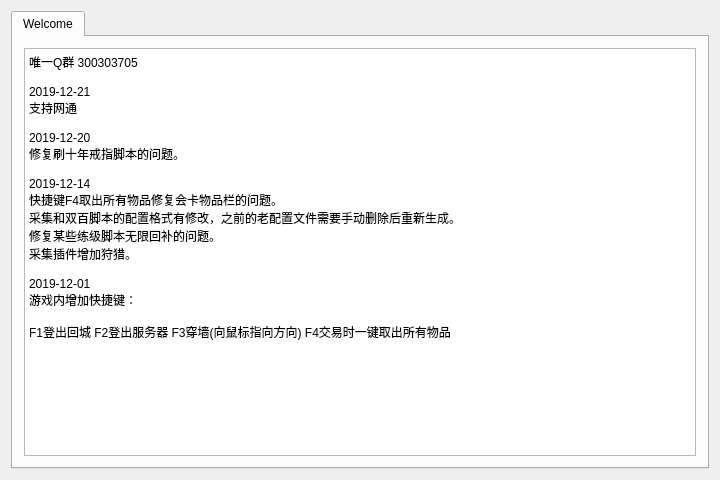
Above: CGAssistant/mainwindow.ui from hzqst/CGAssistant before the change. Below: the same form after it.
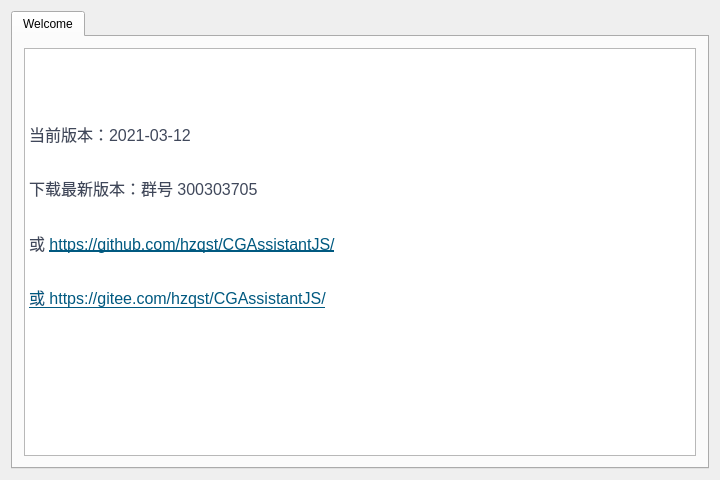
That is the form after the change. Icons and pictures are not drawn.

What changed in the file:
```diff
--- a/CGAssistant/mainwindow.ui
+++ b/CGAssistant/mainwindow.ui
@@ -71,24 +71,15 @@
 &lt;html&gt;&lt;head&gt;&lt;meta name=&quot;qrichtext&quot; content=&quot;1&quot; /&gt;&lt;style type=&quot;text/css&quot;&gt;
 p, li { white-space: pre-wrap; }
 &lt;/style&gt;&lt;/head&gt;&lt;body style=&quot; font-family:'SimSun'; font-size:9pt; font-weight:400; font-style:normal;&quot;&gt;
-&lt;p style=&quot; margin-top:0px; margin-bottom:0px; margin-left:0px; margin-right:0px; -qt-block-indent:0; text-indent:0px;&quot;&gt;唯一Q群 300303705&lt;/p&gt;
-&lt;p style=&quot;-qt-paragraph-type:empty; margin-top:0px; margin-bottom:0px; margin-left:0px; margin-right:0px; -qt-block-indent:0; text-indent:0px;&quot;&gt;&lt;br /&gt;&lt;/p&gt;
-&lt;p style=&quot; margin-top:0px; margin-bottom:0px; margin-left:0px; margin-right:0px; -qt-block-indent:0; text-indent:0px;&quot;&gt;2019-12-21&lt;/p&gt;
-&lt;p style=&quot; margin-top:0px; margin-bottom:0px; margin-left:0px; margin-right:0px; -qt-block-indent:0; text-indent:0px;&quot;&gt;支持网通&lt;/p&gt;
-&lt;p style=&quot;-qt-paragraph-type:empty; margin-top:0px; margin-bottom:0px; margin-left:0px; margin-right:0px; -qt-block-indent:0; text-indent:0px;&quot;&gt;&lt;br /&gt;&lt;/p&gt;
-&lt;p style=&quot; margin-top:0px; margin-bottom:0px; margin-left:0px; margin-right:0px; -qt-block-indent:0; text-indent:0px;&quot;&gt;2019-12-20&lt;/p&gt;
-&lt;p style=&quot; margin-top:0px; margin-bottom:0px; margin-left:0px; margin-right:0px; -qt-block-indent:0; text-indent:0px;&quot;&gt;修复刷十年戒指脚本的问题。&lt;/p&gt;
-&lt;p style=&quot;-qt-paragraph-type:empty; margin-top:0px; margin-bottom:0px; margin-left:0px; margin-right:0px; -qt-block-indent:0; text-indent:0px;&quot;&gt;&lt;br /&gt;&lt;/p&gt;
-&lt;p style=&quot; margin-top:0px; margin-bottom:0px; margin-left:0px; margin-right:0px; -qt-block-indent:0; text-indent:0px;&quot;&gt;2019-12-14&lt;/p&gt;
-&lt;p style=&quot; margin-top:0px; margin-bottom:0px; margin-left:0px; margin-right:0px; -qt-block-indent:0; text-indent:0px;&quot;&gt;快捷键F4取出所有物品修复会卡物品栏的问题。&lt;/p&gt;
-&lt;p style=&quot; margin-top:0px; margin-bottom:0px; margin-left:0px; margin-right:0px; -qt-block-indent:0; text-indent:0px;&quot;&gt;采集和双百脚本的配置格式有修改，之前的老配置文件需要手动删除后重新生成。&lt;/p&gt;
-&lt;p style=&quot; margin-top:0px; margin-bottom:0px; margin-left:0px; margin-right:0px; -qt-block-indent:0; text-indent:0px;&quot;&gt;修复某些练级脚本无限回补的问题。&lt;/p&gt;
-&lt;p style=&quot; margin-top:0px; margin-bottom:0px; margin-left:0px; margin-right:0px; -qt-block-indent:0; text-indent:0px;&quot;&gt;采集插件增加狩猎。&lt;/p&gt;
-&lt;p style=&quot;-qt-paragraph-type:empty; margin-top:0px; margin-bottom:0px; margin-left:0px; margin-right:0px; -qt-block-indent:0; text-indent:0px;&quot;&gt;&lt;br /&gt;&lt;/p&gt;
-&lt;p style=&quot; margin-top:0px; margin-bottom:0px; margin-left:0px; margin-right:0px; -qt-block-indent:0; text-indent:0px;&quot;&gt;2019-12-01&lt;/p&gt;
-&lt;p style=&quot; margin-top:0px; margin-bottom:0px; margin-left:0px; margin-right:0px; -qt-block-indent:0; text-indent:0px;&quot;&gt;游戏内增加快捷键：&lt;/p&gt;
-&lt;p style=&quot;-qt-paragraph-type:empty; margin-top:0px; margin-bottom:0px; margin-left:0px; margin-right:0px; -qt-block-indent:0; text-indent:0px;&quot;&gt;&lt;br /&gt;&lt;/p&gt;
-&lt;p style=&quot; margin-top:0px; margin-bottom:0px; margin-left:0px; margin-right:0px; -qt-block-indent:0; text-indent:0px;&quot;&gt;F1登出回城 F2登出服务器 F3穿墙(向鼠标指向方向) F4交易时一键取出所有物品&lt;/p&gt;&lt;/body&gt;&lt;/html&gt;</string>
+&lt;p style=&quot; margin-top:0px; margin-bottom:0px; margin-left:0px; margin-right:0px; -qt-block-indent:0; text-indent:0px;&quot;&gt;&lt;img src=&quot;:/logo.png&quot; /&gt;&lt;/p&gt;
+&lt;p style=&quot;-qt-paragraph-type:empty; margin-top:0px; margin-bottom:16px; margin-left:0px; margin-right:0px; -qt-block-indent:0; text-indent:0px; line-height:160%; font-family:'-apple-system,BlinkMacSystemFont,Segoe UI,Helvetica,Arial,Apple Color Emoji,Segoe UI Emoji,Segoe UI Symbol,Liberation Sans,PingFang SC,Microsoft YaHei,Hiragino Sans GB,Wenquanyi Micro Hei,WenQuanYi Zen Hei,ST Heiti,SimHei,SimSun,WenQuanYi Zen Hei Sharp,sans-serif'; font-size:16px; color:#40485b; background-color:#ffffff;&quot;&gt;&lt;br /&gt;&lt;/p&gt;
+&lt;p style=&quot; margin-top:0px; margin-bottom:16px; margin-left:0px; margin-right:0px; -qt-block-indent:0; text-indent:0px; line-height:160%; background-color:#ffffff;&quot;&gt;&lt;span style=&quot; font-family:'-apple-system,BlinkMacSystemFont,Segoe UI,Helvetica,Arial,Apple Color Emoji,Segoe UI Emoji,Segoe UI Symbol,Liberation Sans,PingFang SC,Microsoft YaHei,Hiragino Sans GB,Wenquanyi Micro Hei,WenQuanYi Zen Hei,ST Heiti,SimHei,SimSun,WenQuanYi Zen Hei Sharp,sans-serif'; font-size:16px; color:#40485b; background-color:#ffffff;&quot;&gt;当前版本：2021-03-12&lt;/span&gt;&lt;/p&gt;
+&lt;p style=&quot; margin-top:0px; margin-bottom:16px; margin-left:0px; margin-right:0px; -qt-block-indent:0; text-indent:0px; line-height:160%; background-color:#ffffff;&quot;&gt;&lt;span style=&quot; font-family:'-apple-system,BlinkMacSystemFont,Segoe UI,Helvetica,Arial,Apple Color Emoji,Segoe UI Emoji,Segoe UI Symbol,Liberation Sans,PingFang SC,Microsoft YaHei,Hiragino Sans GB,Wenquanyi Micro Hei,WenQuanYi Zen Hei,ST Heiti,SimHei,SimSun,WenQuanYi Zen Hei Sharp,sans-serif'; font-size:16px; color:#40485b; background-color:#ffffff;&quot;&gt;下载最新版本：群号 300303705&lt;/span&gt;&lt;/p&gt;
+&lt;p style=&quot; margin-top:0px; margin-bottom:16px; margin-left:0px; margin-right:0px; -qt-block-indent:0; text-indent:0px; line-height:160%; background-color:#ffffff;&quot;&gt;&lt;span style=&quot; font-family:'-apple-system,BlinkMacSystemFont,Segoe UI,Helvetica,Arial,Apple Color Emoji,Segoe UI Emoji,Segoe UI Symbol,Liberation Sans,PingFang SC,Microsoft YaHei,Hiragino Sans GB,Wenquanyi Micro Hei,WenQuanYi Zen Hei,ST Heiti,SimHei,SimSun,WenQuanYi Zen Hei Sharp,sans-serif'; font-size:16px; color:#40485b; background-color:#ffffff;&quot;&gt;或 &lt;/span&gt;&lt;a href=&quot;https://github.com/hzqst/CGAssistantJS/issues&quot;&gt;&lt;span style=&quot; font-family:'-apple-system,BlinkMacSystemFont,Segoe UI,Helvetica,Arial,Apple Color Emoji,Segoe UI Emoji,Segoe UI Symbol,Liberation Sans,PingFang SC,Microsoft YaHei,Hiragino Sans GB,Wenquanyi Micro Hei,WenQuanYi Zen Hei,ST Heiti,SimHei,SimSun,WenQuanYi Zen Hei Sharp,sans-serif'; font-size:16px; text-decoration: underline; color:#005980; background-color:transparent;&quot;&gt;https://github.com/hzqst/CGAssistantJS/&lt;/span&gt;&lt;/a&gt;&lt;/p&gt;
+&lt;p style=&quot; margin-top:0px; margin-bottom:16px; margin-left:0px; margin-right:0px; -qt-block-indent:0; text-indent:0px; line-height:160%; background-color:#ffffff;&quot;&gt;&lt;a href=&quot;https://github.com/hzqst/CGAssistantJS/issues&quot;&gt;&lt;span style=&quot; font-family:'-apple-system,BlinkMacSystemFont,Segoe UI,Helvetica,Arial,Apple Color Emoji,Segoe UI Emoji,Segoe UI Symbol,Liberation Sans,PingFang SC,Microsoft YaHei,Hiragino Sans GB,Wenquanyi Micro Hei,WenQuanYi Zen Hei,ST Heiti,SimHei,SimSun,WenQuanYi Zen Hei Sharp,sans-serif'; font-size:16px; text-decoration: underline; color:#005980; background-color:transparent;&quot;&gt;或 &lt;/span&gt;&lt;/a&gt;&lt;a href=&quot;https://gitee.com/hzqst/CGAssistantJS/issues&quot;&gt;&lt;span style=&quot; font-family:'-apple-system,BlinkMacSystemFont,Segoe UI,Helvetica,Arial,Apple Color Emoji,Segoe UI Emoji,Segoe UI Symbol,Liberation Sans,PingFang SC,Microsoft YaHei,Hiragino Sans GB,Wenquanyi Micro Hei,WenQuanYi Zen Hei,ST Heiti,SimHei,SimSun,WenQuanYi Zen Hei Sharp,sans-serif'; font-size:16px; text-decoration: underline; color:#005980; background-color:transparent;&quot;&gt;https://gitee.com/hzqst/CGAssistantJS/&lt;/span&gt;&lt;/a&gt;&lt;/p&gt;&lt;/body&gt;&lt;/html&gt;</string>
+            </property>
+            <property name="overwriteMode">
+             <bool>true</bool>
             </property>
            </widget>
           </item>
```
